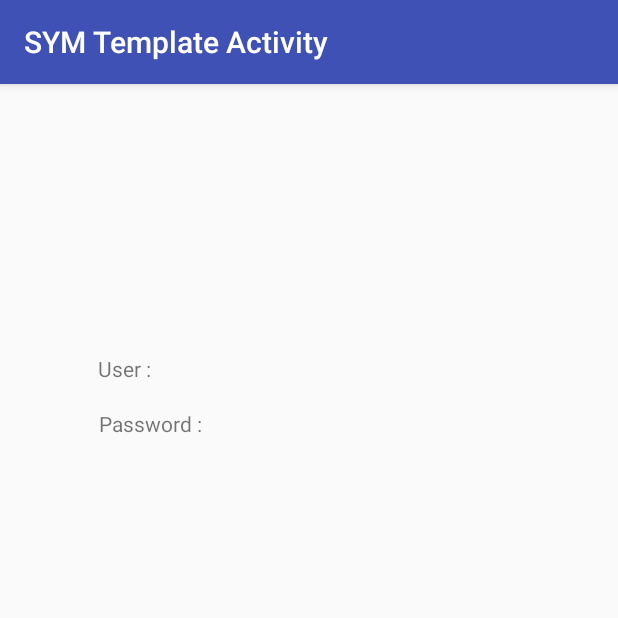
After one commit to HEIG-Boom/SYM_Labo1, an Android app: the LoginSucceededActivity screen opened directly, with no data from a screen before it, on a phone screen of 412 x 824 dp, the top half of it. The commit adds this screen. Run offline under Robolectric (Android 15) with nearby library versions, the phone set to English and light mode, and no system bars.

Commit message:
Création de la nouvelle activité pour les logins réussis et récupération des informations via l'Intent

```diff
--- a/src/app/build.gradle
+++ b/src/app/build.gradle
@@ -31,4 +31,5 @@ android {
 dependencies {
     implementation fileTree(dir: 'libs', include: ['*.jar'])
     implementation 'androidx.appcompat:appcompat:1.1.0'
+    implementation 'androidx.constraintlayout:constraintlayout:1.1.3'
 }
--- a/src/app/src/main/AndroidManifest.xml
+++ b/src/app/src/main/AndroidManifest.xml
@@ -6,13 +6,16 @@
         android:allowBackup="true"
         android:icon="@mipmap/ic_launcher"
         android:label="@string/app_name"
-        android:theme="@style/SymTheme"
-        android:networkSecurityConfig="@xml/network_security_config" > <!-- cf serie d'exercices sur SSL/TLS -->
+        android:networkSecurityConfig="@xml/network_security_config"
+        android:theme="@style/SymTheme">
+        <activity android:name=".LoginSucceededActivity"></activity>
+        <!-- cf serie d'exercices sur SSL/TLS -->
         <activity
-            android:name="ch.heigvd.sym.template.MainActivity"
-            android:label="@string/app_name" >
+            android:name=".MainActivity"
+            android:label="@string/app_name">
             <intent-filter>
                 <action android:name="android.intent.action.MAIN" />
+
                 <category android:name="android.intent.category.LAUNCHER" />
             </intent-filter>
         </activity>
--- /dev/null
+++ b/src/app/src/main/java/ch/heigvd/sym/template/LoginSucceededActivity.java
@@ -0,0 +1,28 @@
+package ch.heigvd.sym.template;
+
+import androidx.appcompat.app.AppCompatActivity;
+
+import android.content.Intent;
+import android.os.Bundle;
+import android.widget.TextView;
+
+import org.w3c.dom.Text;
+
+public class LoginSucceededActivity extends AppCompatActivity {
+
+    private TextView email;
+    private TextView password;
+
+    @Override
+    protected void onCreate(Bundle savedInstanceState) {
+        super.onCreate(savedInstanceState);
+        setContentView(R.layout.activity_login_succeeded);
+
+        email = findViewById(R.id.usernameSuccess);
+        password = findViewById(R.id.passwordSuccess);
+
+        Intent intent = getIntent();
+        email.setText(intent.getStringExtra("emailEntered"));
+        password.setText(intent.getStringExtra("passwordGiven"));
+    }
+}
--- a/src/app/src/main/java/ch/heigvd/sym/template/MainActivity.java
+++ b/src/app/src/main/java/ch/heigvd/sym/template/MainActivity.java
@@ -25,6 +25,7 @@
  */
 package ch.heigvd.sym.template;
 
+import android.content.Intent;
 import android.os.Bundle;
 
 import androidx.appcompat.app.AlertDialog;
@@ -70,21 +71,11 @@ public class MainActivity extends AppCompatActivity {
                 Toast.makeText(MainActivity.this, getResources().getString(R.string.wrongmail), Toast.LENGTH_LONG).show();
             }
             else if (isValid(mail, password)) {
-                /* Ok, valid combination, do something or launch another activity...
-                 * The current activity could be finished, but it is not mandatory.
-                 * To launch activity MyActivity.class, try something like :
-                 *
-                 * 			Intent intent = new Intent(this, ch.heigvd.sym.MyActivity.class);
-                 * 			intent.putExtra("emailEntered", mail);
-                 *			intent.putExtra("passwordGiven", password);
-                 *			this.startActivity(intent);
-                 *
-                 * Alternately, you could also startActivityForResult if you are awaiting a result.
-                 * In the latter case, you have to indicate an int parameter to identify MyActivity
-                 *
-                 * If you haven't anything more to do, you may finish()...
-                 * But just display a small message before quitting...
-                 */
+                 Intent intent = new Intent(this, ch.heigvd.sym.template.LoginSucceededActivity.class);
+                 intent.putExtra("emailEntered", mail);
+                 intent.putExtra("passwordGiven", password);
+                 this.startActivity(intent);
+
                 Toast.makeText(MainActivity.this, getResources().getString(R.string.good), Toast.LENGTH_LONG).show();
                 finish();
             } else {
--- /dev/null
+++ b/src/app/src/main/res/layout/activity_login_succeeded.xml
@@ -0,0 +1,48 @@
+<?xml version="1.0" encoding="utf-8"?>
+<androidx.constraintlayout.widget.ConstraintLayout xmlns:android="http://schemas.android.com/apk/res/android"
+    xmlns:app="http://schemas.android.com/apk/res-auto"
+    xmlns:tools="http://schemas.android.com/tools"
+    android:layout_width="match_parent"
+    android:layout_height="match_parent"
+    tools:context=".LoginSucceededActivity">
+
+    <TextView
+        android:id="@+id/textView"
+        android:layout_width="wrap_content"
+        android:layout_height="wrap_content"
+        android:layout_marginStart="65dp"
+        android:layout_marginTop="180dp"
+        android:text="User :"
+        app:layout_constraintStart_toStartOf="parent"
+        app:layout_constraintTop_toTopOf="parent" />
+
+    <TextView
+        android:id="@+id/textView2"
+        android:layout_width="wrap_content"
+        android:layout_height="wrap_content"
+        android:layout_marginStart="66dp"
+        android:layout_marginTop="17dp"
+        android:text="Password :"
+        app:layout_constraintStart_toStartOf="parent"
+        app:layout_constraintTop_toBottomOf="@+id/textView" />
+
+    <TextView
+        android:id="@+id/usernameSuccess"
+        android:layout_width="wrap_content"
+        android:layout_height="wrap_content"
+        android:layout_marginStart="42dp"
+        android:layout_marginTop="180dp"
+        android:text=""
+        app:layout_constraintStart_toEndOf="@+id/textView"
+        app:layout_constraintTop_toTopOf="parent" />
+
+    <TextView
+        android:id="@+id/passwordSuccess"
+        android:layout_width="wrap_content"
+        android:layout_height="wrap_content"
+        android:layout_marginStart="7dp"
+        android:layout_marginTop="216dp"
+        android:text=""
+        app:layout_constraintStart_toEndOf="@+id/textView2"
+        app:layout_constraintTop_toTopOf="parent" />
+</androidx.constraintlayout.widget.ConstraintLayout>
```
